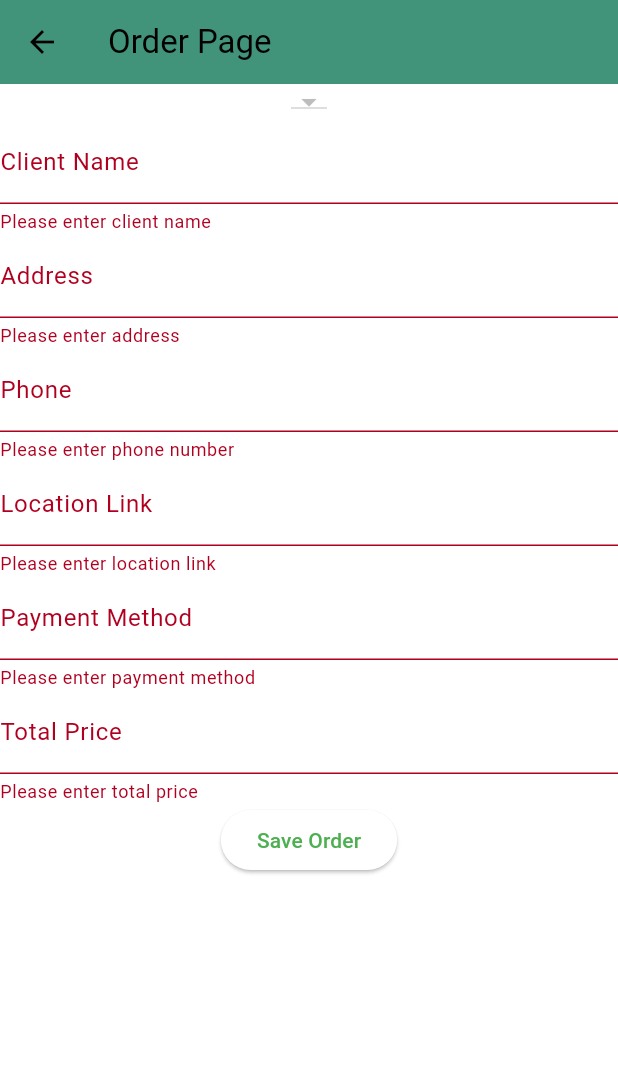
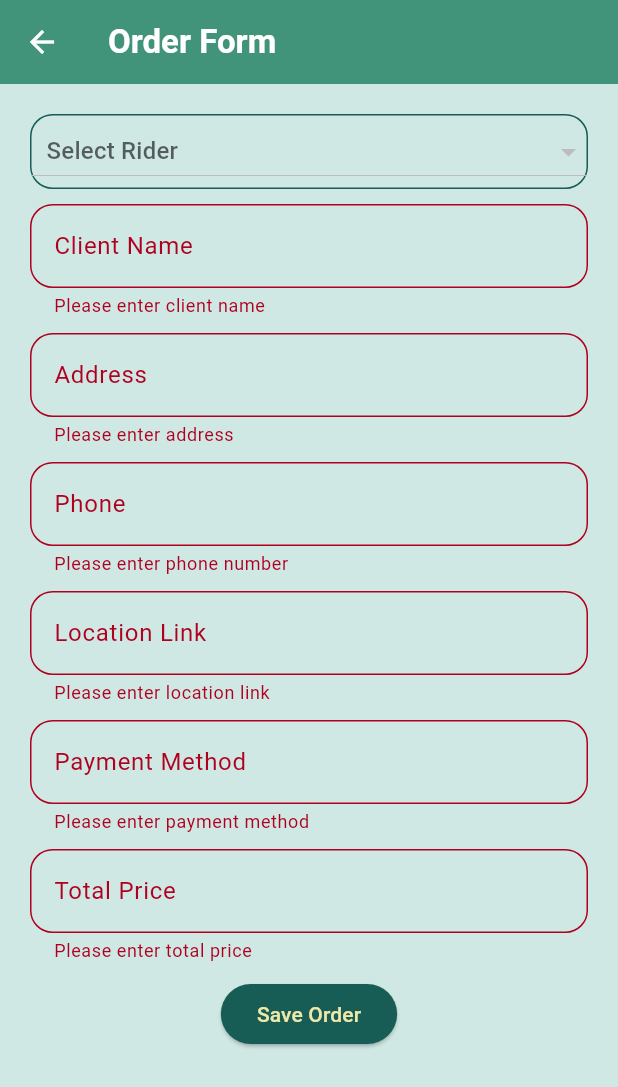
Before and after one commit to saleh-ioio/safeerv3, a Flutter app: the OrderPage screen opened directly with empty values, after a tap on "Save Order", on a phone screen of 412 x 824 dp. Shown: the top 1087 px of the screen. Run offline on Flutter 3.47's test engine with Material 3 defaults, Android fonts, the phone set to English and light mode, and no system bars; our stand-ins replace cloud_firestore, firebase_auth, firebase_core, loading_animation_widget, shared_preferences; accounts and stored records are empty.

Commit message:
finished 90% of the admin side styling

```diff
--- a/lib/screens/Home/admin/addDriverManage.dart
+++ b/lib/screens/Home/admin/addDriverManage.dart
@@ -72,7 +72,7 @@ class _AddDriverPageState extends State<AddDriverPage> {
                     return Column(
                       children: [
                         ListTile(
-                          title: Text(driverListToAdd[index].keys.first),
+                          title: Text("${index+1 }-  ${driverListToAdd[index].keys.first}"),
                           trailing: IconButton(
                             icon: Icon(Icons.delete , color: AppColors.red),
                             onPressed: () {
@@ -106,9 +106,7 @@ class _AddDriverPageState extends State<AddDriverPage> {
               child: Text("invite Drivers" , style: TextStyle(color: AppColors.lightyellow , fontSize: 15)),
               style: ButtonStyle(
                 backgroundColor: MaterialStateProperty.all<Color>(
-                    driverListToAdd.isEmpty == true
-                        ? AppColors.lightbackgroundButton
-                        : AppColors.darkergreen),
+                         AppColors.darkergreen),
               ),
             ),
           ],
--- /dev/null
+++ b/lib/screens/Home/admin/orderFormpage.dart
@@ -0,0 +1,278 @@
+import 'package:flutter/material.dart';
+
+import 'package:provider/provider.dart';
+import 'package:safeer/models/appColors.dart';
+import 'package:safeer/models/rider.dart';
+import 'package:safeer/models/user.dart';
+import 'package:safeer/services/dataBase.dart';
+
+class OrderPage extends StatefulWidget {
+  final List<Rider> listOfAvailableRiders;
+  OrderPage({super.key, required this.listOfAvailableRiders});
+
+  @override
+  _OrderPageState createState() => _OrderPageState();
+}
+
+class _OrderPageState extends State<OrderPage> {
+  final _formKey = GlobalKey<FormState>();
+  String _clientName = '';
+  String _address = '';
+  String _phone = '';
+  String _locationLink = '';
+  String _paymentMethod = '';
+  double _totalPrice = 0.0;
+  String? riderId;
+  String? dropDownValue = null;
+  Rider? selectedRider;
+
+  @override
+  Widget build(BuildContext context) {
+    final userId = context.watch<UserProvider>().uid;
+    final email = context.watch<UserProvider>().email;
+    return Scaffold(
+      //change the color of the back button
+
+      backgroundColor: AppColors.primary,
+      appBar: AppBar(
+        iconTheme: IconThemeData(color: Colors.white),
+        title: const Text('Order Form', style: TextStyle(color: Colors.white, fontWeight: FontWeight.bold)),
+      ),
+      body: Container(
+        padding: EdgeInsets.all(20.0),
+        child: Form(
+          key: _formKey,
+          child: SingleChildScrollView(
+            child: Column(
+              children: <Widget>[
+                Container(
+                  margin: EdgeInsets.only(bottom: 10.0),
+                  decoration: BoxDecoration(
+                    borderRadius: BorderRadius.circular(15.0),
+                    border: Border.all(
+                      color: AppColors.darkergreen,
+                      style: BorderStyle.solid,
+                    ),
+                  ),
+                  child: DropdownButton<String>(
+                    isExpanded: true,
+                    hint: Container(
+                        padding: EdgeInsets.only(left: 10.0),
+                        child: const Text('Select Rider')),
+                    value: dropDownValue,
+                    items: widget.listOfAvailableRiders
+                        .map<DropdownMenuItem<String>>((value) {
+                      return DropdownMenuItem(
+                          onTap: () {
+                            selectedRider = value;
+                          },
+                          value: value.email,
+                          child: Text(value.email));
+                    }).toList(),
+                    onChanged: (value) {
+                      setState(() {
+                        selectedRider = widget.listOfAvailableRiders
+                            .firstWhere((element) => element.email == value!);
+                        dropDownValue = selectedRider?.email;
+                      });
+                    },
+                  ),
+                ),
+                Container(
+                  margin: EdgeInsets.only(bottom: 10.0),
+                  child: TextFormField(
+                    decoration: const InputDecoration(
+                        border: OutlineInputBorder(
+                          borderRadius: BorderRadius.all(Radius.circular(15)),
+                          borderSide: BorderSide(
+                              color: AppColors.darkergreen,
+                              width: 2.0), // Change this line
+                        ),
+                        labelText: 'Client Name'),
+                    validator: (value) {
+                      if (value!.isEmpty) {
+                        return 'Please enter client name';
+                      }
+                      return null;
+                    },
+                    onChanged: (value) {
+                      if (value.isEmpty) {
+                        return;
+                      }
+                      setState(() {
+                        _clientName = value;
+                      });
+                    },
+                  ),
+                ),
+                Container(
+                  margin: EdgeInsets.only(bottom: 10.0),
+                  child: TextFormField(
+                    decoration: const InputDecoration(
+                        border: OutlineInputBorder(
+                          borderRadius: BorderRadius.all(Radius.circular(15)),
+                          borderSide: BorderSide(
+                              color: AppColors.darkergreen,
+                              width: 2.0), // Change this line
+                        ),
+                        labelText: 'Address',
+                  ),
+                    validator: (value) {
+                      if (value!.isEmpty) {
+                        return 'Please enter address';
+                      }
+                      return null;
+                    },
+                    onChanged: (value) {
+                      if (value.isEmpty) {
+                        return;
+                      }
+                      setState(() {
+                        _address = value;
+                      });
+                    },
+                  ),
+                ),
+                Container(
+                  margin: EdgeInsets.only(bottom: 10.0),
+                  child: TextFormField(
+                    decoration: const InputDecoration(
+                   border: OutlineInputBorder(
+                          borderRadius: BorderRadius.all(Radius.circular(15)),
+                          borderSide: BorderSide(
+                              color: AppColors.darkergreen,
+                              width: 2.0), // Change this line
+                        ),
+                      labelText: 'Phone'),
+                    validator: (value) {
+                      if (value!.isEmpty) {
+                        return 'Please enter phone number';
+                      }
+                      return null;
+                    },
+                    onChanged: (value) {
+                      if (value.isEmpty) {
+                        return;
+                      }
+                      setState(() {
+                        _phone = value;
+                      });
+                    },
+                  ),
+                ),
+                Container(
+                  margin: EdgeInsets.only(bottom: 10.0),
+                  child: TextFormField(
+                    decoration: const InputDecoration(
+                   border: OutlineInputBorder(
+                          borderRadius: BorderRadius.all(Radius.circular(15)),
+                          borderSide: BorderSide(
+                              color: AppColors.darkergreen,
+                              width: 2.0), // Change this line
+                        ),
+                      labelText: 'Location Link'),
+                    validator: (value) {
+                      if (value!.isEmpty) {
+                        return 'Please enter location link';
+                      }
+                      return null;
+                    },
+                    onChanged: (value) {
+                      if (value.isEmpty) {
+                        return;
+                      }
+                      setState(() {
+                        _locationLink = value;
+                      });
+                    },
+                  ),
+                ),
+                Container(
+                  margin: EdgeInsets.only(bottom: 10.0),
+                  child: TextFormField(
+                    decoration:
+                        const InputDecoration(
+                   border: OutlineInputBorder(
+                          borderRadius: BorderRadius.all(Radius.circular(15)),
+                          borderSide: BorderSide(
+                              color: AppColors.darkergreen,
+                              width: 2.0), // Change this line
+                        ),
+                          labelText: 'Payment Method'),
+                    validator: (value) {
+                      if (value!.isEmpty) {
+                        return 'Please enter payment method';
+                      }
+                      return null;
+                    },
+                    onChanged: (value) {
+                      if (value.isEmpty) {
+                        return;
+                      }
+                      setState(() {
+                        _paymentMethod = value;
+                      });
+                    },
+                  ),
+                ),
+                Container(
+                  margin: EdgeInsets.only(bottom: 10.0),
+                  child: TextFormField(
+                    keyboardType: TextInputType.number,
+                    decoration: const InputDecoration(
+                   border: OutlineInputBorder(
+                          borderRadius: BorderRadius.all(Radius.circular(15)),
+                          borderSide: BorderSide(
+                              color: AppColors.darkergreen,
+                              width: 2.0), // Change this line
+                        ),
+                      labelText: 'Total Price'),
+                    validator: (value) {
+                      if (value!.isEmpty) {
+                        return 'Please enter total price';
+                      }
+                      return null;
+                    },
+                    onChanged: (value) {
+                      if (value.isEmpty) {
+                        return;
+                      }
+                      setState(() {
+                        _totalPrice = double.parse(value);
+                      });
+                    },
+                  ),
+                ),
+                ElevatedButton(
+                  style: ButtonStyle(
+                    backgroundColor: MaterialStateProperty.all<Color>(
+                        AppColors.darkergreen),
+                  ),
+                  onPressed: () {
+                    if (_formKey.currentState!.validate()) {
+                      // Process data.
+                      print('Client Name: $_clientName\n'
+                          'Address: $_address\n'
+                          'Phone: $_phone\n'
+                          'Location Link: $_locationLink\n'
+                          'Payment Method: $_paymentMethod\n'
+                          'Total Price: $_totalPrice\n');
+
+                      DataBaseService(uid: userId!, email: email!)
+                          .updateOrderData(_clientName, _address, _phone,
+                              _locationLink, _paymentMethod, _totalPrice,
+                              rider: selectedRider);
+
+                      Navigator.pop(context);
+                    }
+                  },
+                  child: const Text('Save Order', style: TextStyle(color: AppColors.lightyellow),),
+                )
+              ],
+            ),
+          ),
+        ),
+      ),
+    );
+  }
+}
--- a/lib/screens/Home/admin/orderpage.dart
+++ /dev/null
@@ -1,193 +0,0 @@
-import 'package:flutter/material.dart';
-
-import 'package:provider/provider.dart';
-import 'package:safeer/models/rider.dart';
-import 'package:safeer/models/user.dart';
-import 'package:safeer/services/dataBase.dart';
-
-class OrderPage extends StatefulWidget {
-  final List<Rider> listOfAvailableRiders;
-   OrderPage({super.key, required this.listOfAvailableRiders}) ;
-
-
-  @override
-  _OrderPageState createState() => _OrderPageState();
-}
-
-class _OrderPageState extends State<OrderPage> {
-  final _formKey = GlobalKey<FormState>();
-  String _clientName = '';
-  String _address = '';
-  String _phone = '';
-  String _locationLink = '';
-  String _paymentMethod = '';
-  double _totalPrice = 0.0;
-  String? riderId;
-  String? dropDownValue = null;
-   Rider? selectedRider;
-
-
-  @override
-  Widget build(BuildContext context) {
-    final userId = context.watch<UserProvider>().uid;
-    final email = context.watch<UserProvider>().email;
-    return Scaffold(
-      appBar: AppBar(
-        title: const Text('Order Page'),
-      ),
-      body: Form(
-        key: _formKey,
-        child: SingleChildScrollView(
-          child: Column(
-            children: <Widget>[
-         DropdownButton<String>(
-                        value: dropDownValue,
-                        items: widget.listOfAvailableRiders.map<
-                            DropdownMenuItem<String>>((value) {
-                          return DropdownMenuItem(
-                              onTap: () {
-                                selectedRider = value;
-                              },
-                              value: value.email,
-                              child: Text(value.email));
-                        }).toList(),
-                        onChanged: (value) {
-                          setState(() {
-                            selectedRider = widget.listOfAvailableRiders.firstWhere(
-                                (element) => element.email == value!);
-                            dropDownValue = selectedRider?.email ;
-                          });
-                        },
-                      ),
-
-              TextFormField(
-                decoration: const InputDecoration(labelText: 'Client Name'),
-                validator: (value) {
-                  if (value!.isEmpty) {
-                    return 'Please enter client name';
-                  }
-                  return null;
-                },
-                onChanged: (value) {
-                  if (value.isEmpty) {
-                    return;
-                  }
-                  setState(() {
-                    _clientName = value;
-                  });
-                },
-              ),
-              TextFormField(
-                decoration: const InputDecoration(labelText: 'Address'),
-                validator: (value) {
-                  if (value!.isEmpty) {
-                    return 'Please enter address';
-                  }
-                  return null;
-                },
-                onChanged: (value) {
-                  if (value.isEmpty) {
-                    return;
-                  }
-                  setState(() {
-                    _address = value;
-                  });
-                },
-              ),
-              TextFormField(
-                decoration: const InputDecoration(labelText: 'Phone'),
-                validator: (value) {
-                  if (value!.isEmpty) {
-                    return 'Please enter phone number';
-                  }
-                  return null;
-                },
-                onChanged: (value) {
-                  if (value.isEmpty) {
-                    return;
-                  }
-                  setState(() {
-                    _phone = value;
-                  });
-                },
-              ),
-              TextFormField(
-                decoration: const InputDecoration(labelText: 'Location Link'),
-                validator: (value) {
-                  if (value!.isEmpty) {
-                    return 'Please enter location link';
-                  }
-                  return null;
-                },
-                onChanged: (value) {
-                  if (value.isEmpty) {
-                    return;
-                  }
-                  setState(() {
-                    _locationLink = value;
-                  });
-                },
-              ),
-              TextFormField(
-                decoration: const InputDecoration(labelText: 'Payment Method'),
-                validator: (value) {
-                  if (value!.isEmpty) {
-                    return 'Please enter payment method';
-                  }
-                  return null;
-                },
-                onChanged: (value) {
-                  if (value.isEmpty) {
-                    return;
-                  }
-                  setState(() {
-                    _paymentMethod = value;
-                  });
-                },
-              ),
-              TextFormField(
-                keyboardType: TextInputType.number,
-                decoration: const InputDecoration(labelText: 'Total Price'),
-                validator: (value) {
-                  if (value!.isEmpty) {
-                    return 'Please enter total price';
-                  }
-                  return null;
-                },
-                onChanged: (value) {
-                  if (value.isEmpty) {
-                    return;
-                  }
-                  setState(() {
-                    _totalPrice = double.parse(value);
-                  });
-                },
-              ),
-              ElevatedButton(
-                onPressed: () {
-                  if (_formKey.currentState!.validate()) {
-                    // Process data.
-                    print('Client Name: $_clientName\n'
-                        'Address: $_address\n'
-                        'Phone: $_phone\n'
-                        'Location Link: $_locationLink\n'
-                        'Payment Method: $_paymentMethod\n'
-                        'Total Price: $_totalPrice\n');
-
-                    DataBaseService(uid: userId!, email: email!)
-                        .updateOrderData(_clientName, _address, _phone,
-                            _locationLink, _paymentMethod, _totalPrice, rider: selectedRider);
-
-
-                    Navigator.pop(context);
-                  }
-                },
-                child: const Text('Save Order'),
-              )
-            ],
-          ),
-        ),
-      ),
-    );
-  }
-}
```
Also changed, not shown: lib/screens/Home/admin/homeAdmin.dart (+166 -18 lines), lib/screens/authenticate/register.dart (+6 -4 lines), lib/screens/authenticate/signIn.dart (+6 -4 lines).
